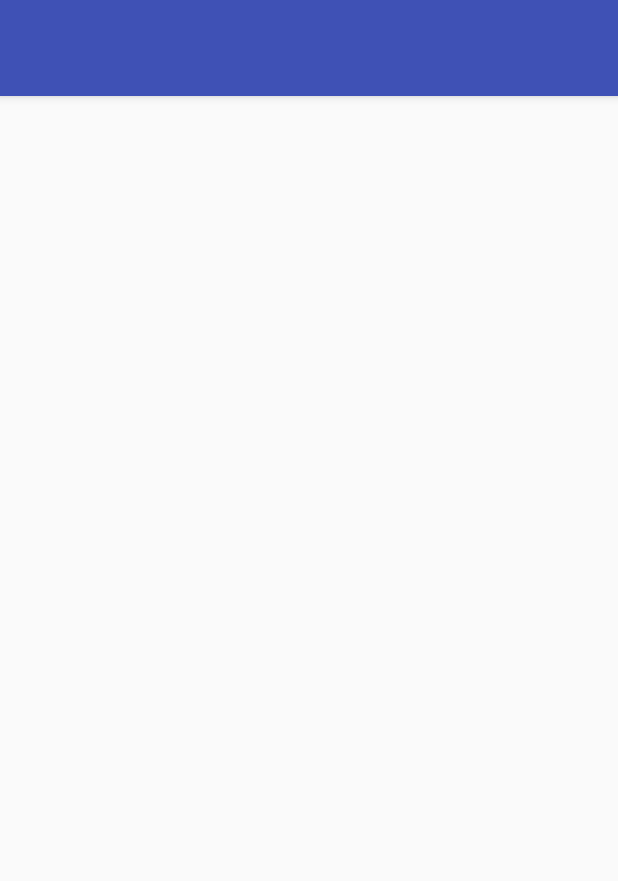
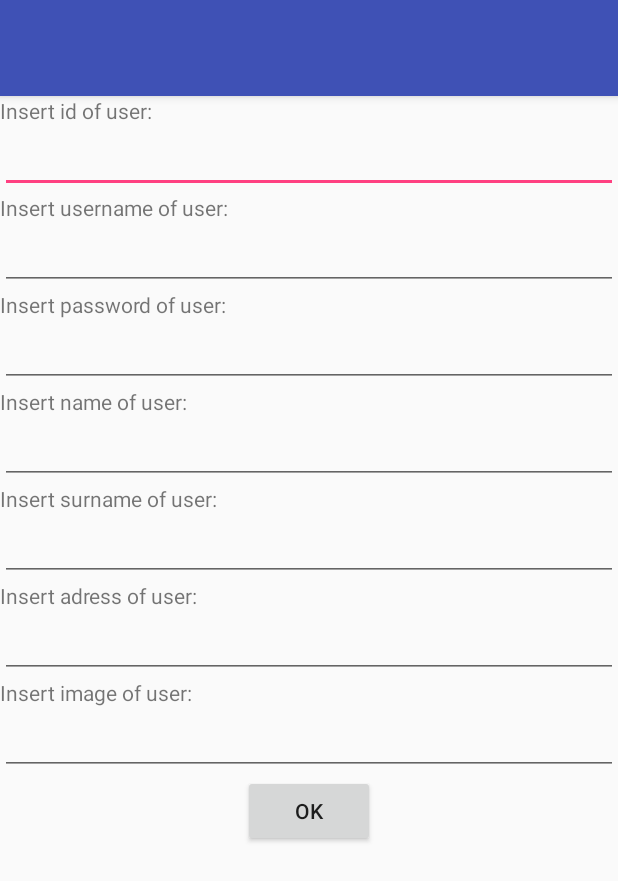
Before and after one commit to DanijelaKaraklic/ProjekatItEngine, an Android app: the layout activity_edit.xml on its own in the app's theme, with its tools: preview values and no code run, on a phone screen of 412 x 824 dp. Shown: the top 881 px of the screen. Run offline under Robolectric (Android 15) with nearby library versions, the phone set to English and light mode, and no system bars.

Commit message:
Dodato i brisanje i editovanje, nije provereno

```diff
--- a/app/src/main/AndroidManifest.xml
+++ b/app/src/main/AndroidManifest.xml
@@ -22,14 +22,13 @@
             android:parentActivityName="com.example.nikolakosmajac.user.activities.MainActivity"
             android:icon="@mipmap/ic_launcher"
             android:theme="@style/AppTheme.NoActionBar"
-            android:label="Users">
+            >
 
         </activity>
 
         <activity android:name="com.example.nikolakosmajac.user.activities.CreateActivity"
             android:parentActivityName="com.example.nikolakosmajac.user.activities.MainActivity"
             android:icon="@mipmap/ic_launcher"
-            android:label="Users"
             android:theme="@style/AppTheme.NoActionBar">
 
         </activity>
--- a/app/src/main/java/com/example/nikolakosmajac/user/activities/CreateActivity.java
+++ b/app/src/main/java/com/example/nikolakosmajac/user/activities/CreateActivity.java
@@ -4,6 +4,7 @@ import android.content.Intent;
 import android.os.Bundle;
 import android.support.annotation.Nullable;
 import android.support.v7.app.AppCompatActivity;
+import android.support.v7.widget.Toolbar;
 import android.view.View;
 import android.widget.Button;
 import android.widget.EditText;
@@ -21,6 +22,11 @@ public class CreateActivity extends AppCompatActivity {
     protected void onCreate(@Nullable Bundle bundle) {
         super.onCreate(bundle);
         setContentView(R.layout.activity_create);
+        Toolbar toolbar = (Toolbar) findViewById(R.id.toolbar);
+
+        if (toolbar != null) {
+            setSupportActionBar(toolbar);
+        }
 
         EditText editId = (EditText)findViewById(R.id.id_user);
         EditText editUsername = (EditText)findViewById(R.id.username_user);
--- a/app/src/main/res/layout/activity_edit.xml
+++ b/app/src/main/res/layout/activity_edit.xml
@@ -1,11 +1,10 @@
 <?xml version="1.0" encoding="utf-8"?>
-<android.support.constraint.ConstraintLayout xmlns:android="http://schemas.android.com/apk/res/android"
+<LinearLayout
+    xmlns:android="http://schemas.android.com/apk/res/android"
     xmlns:app="http://schemas.android.com/apk/res-auto"
-    xmlns:tools="http://schemas.android.com/tools"
+    android:orientation="vertical"
     android:layout_width="match_parent"
-    android:layout_height="match_parent"
-    tools:context="com.example.nikolakosmajac.user.activities.EditActivity">
-
+    android:layout_height="match_parent">
 
     <android.support.design.widget.AppBarLayout
         android:id="@+id/appbar"
@@ -28,6 +27,89 @@
     </android.support.design.widget.AppBarLayout>
 
 
+    <LinearLayout
+        android:layout_width="match_parent"
+        android:layout_height="wrap_content"
+        android:orientation="vertical"
+        android:layout_marginBottom="5dp">
+
+        <TextView
+            android:layout_width="match_parent"
+            android:layout_height="wrap_content"
+            android:text="Insert id of user:"/>
+        <EditText
+            android:id="@+id/id_user"
+            android:layout_width="match_parent"
+            android:layout_height="wrap_content" />
 
 
-</android.support.constraint.ConstraintLayout>
+        <TextView
+            android:layout_width="match_parent"
+            android:layout_height="wrap_content"
+            android:text="Insert username of user:"/>
+        <EditText
+            android:id="@+id/username_user"
+            android:layout_width="match_parent"
+            android:layout_height="wrap_content" />
+
+        <TextView
+            android:layout_width="match_parent"
+            android:layout_height="wrap_content"
+            android:text="Insert password of user:"/>
+        <EditText
+            android:id="@+id/pass_user"
+            android:layout_width="match_parent"
+            android:layout_height="wrap_content" />
+
+
+        <TextView
+            android:layout_width="match_parent"
+            android:layout_height="wrap_content"
+            android:text="Insert name of user:"/>
+        <EditText
+            android:id="@+id/name_user"
+            android:layout_width="match_parent"
+            android:layout_height="wrap_content" />
+
+        <TextView
+            android:layout_width="match_parent"
+            android:layout_height="wrap_content"
+            android:text="Insert surname of user:"/>
+        <EditText
+            android:id="@+id/surname_user"
+            android:layout_width="match_parent"
+            android:layout_height="wrap_content" />
+
+        <TextView
+            android:layout_width="match_parent"
+            android:layout_height="wrap_content"
+            android:text="Insert adress of user:"/>
+
+        <EditText
+            android:id="@+id/adress_user"
+            android:layout_width="match_parent"
+            android:layout_height="wrap_content" />
+
+        <TextView
+            android:layout_width="match_parent"
+            android:layout_height="wrap_content"
+            android:text="Insert image of user:"/>
+
+        <EditText
+            android:id="@+id/image_user"
+            android:layout_width="match_parent"
+            android:layout_height="wrap_content" />
+
+        <Button
+            android:id="@+id/btn_update_ok"
+            android:layout_width="wrap_content"
+            android:layout_height="wrap_content"
+            android:text="@string/dialog_create_ok"
+            android:layout_gravity="center_horizontal"/>
+
+
+    </LinearLayout>
+
+
+
+</LinearLayout>
```
Also changed, not shown: app/src/main/java/com/example/nikolakosmajac/user/activities/EditActivity.java (+32 -0 lines), app/src/main/java/com/example/nikolakosmajac/user/activities/MainActivity.java (+78 -92 lines), app/src/main/java/com/example/nikolakosmajac/user/adapters/MyAdapter.java (+9 -6 lines), app/src/main/res/layout/activity_main.xml (+11 -21 lines).
